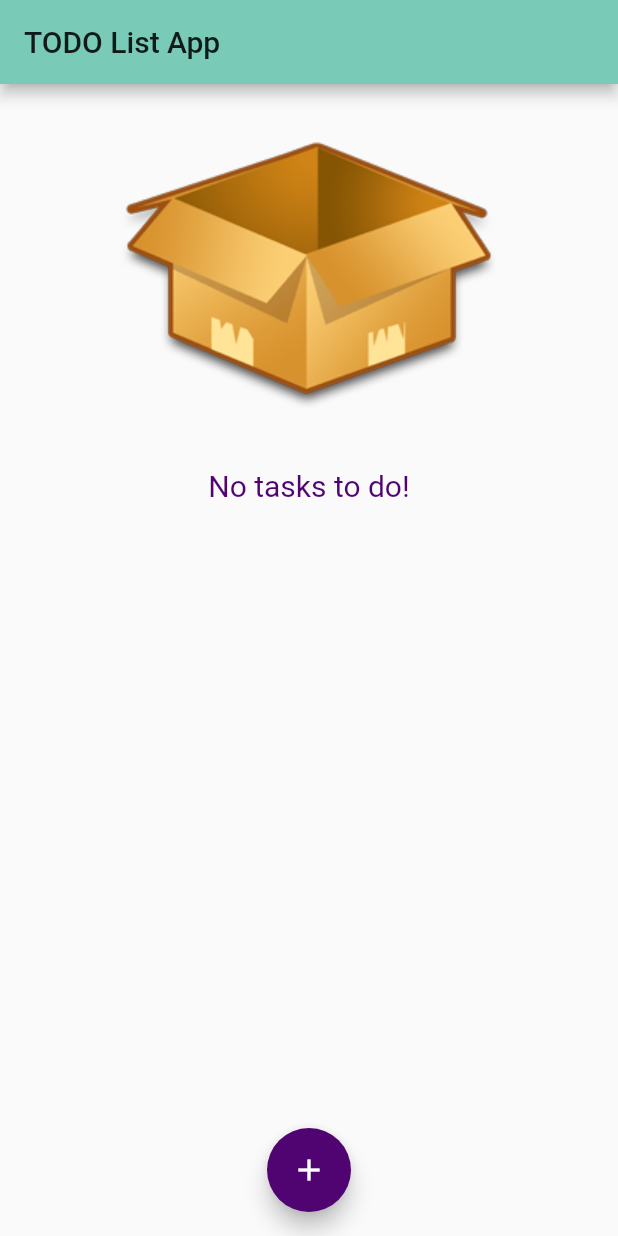
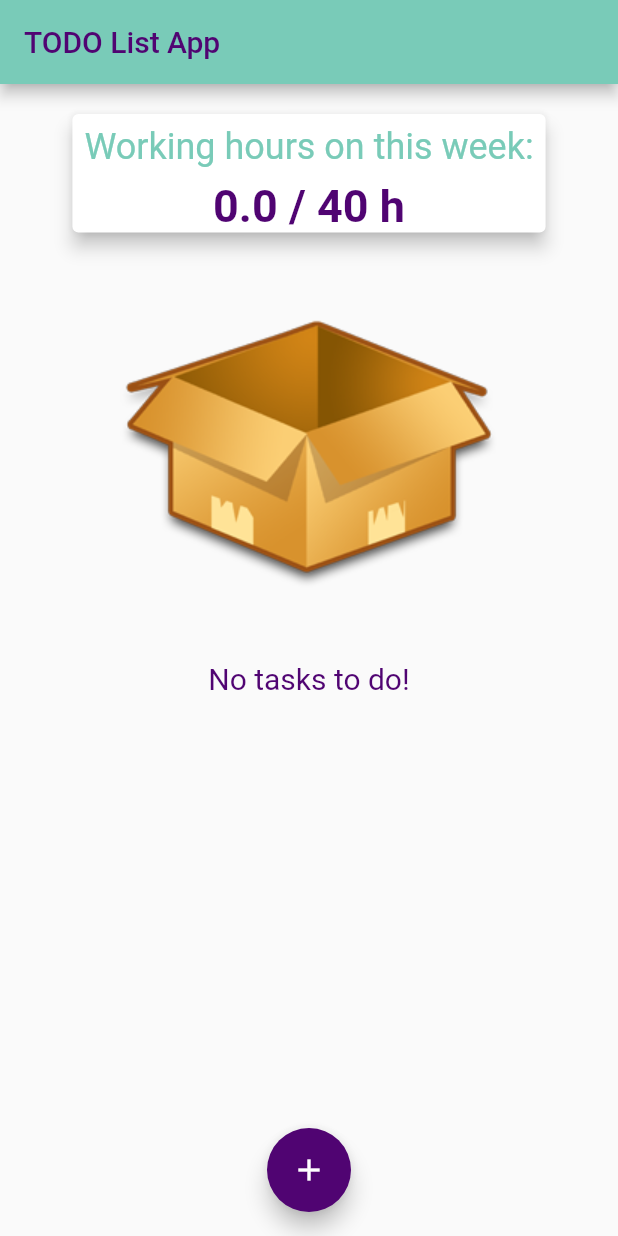
Before and after one commit to norberthanysz/flutterToDoApp, a Flutter app: the screen it shows after launch, on a phone screen of 412 x 824 dp. Run offline on Flutter 3.47's test engine with Material 2 defaults, Android fonts, the phone set to English and light mode, and no system bars.

Commit message:
0.3.0 ver - add summary

```diff
--- a/lib/main.dart
+++ b/lib/main.dart
@@ -1,5 +1,6 @@
 import 'package:flutter/material.dart';
 
+import './widgets/summary.dart';
 import './widgets/tasksList.dart';
 import './widgets/newTask.dart';
 import './models/task.dart';
@@ -71,10 +72,16 @@ class _MyHomePageState extends State<MyHomePage> {
   Widget build(BuildContext context) {
     return Scaffold(
       appBar: AppBar(
-        title: Text("TODO List App"),
+        title: Text(
+          "TODO List App",
+          style: TextStyle(
+            color: Theme.of(context).accentColor,
+          ),
+        ),
       ),
       body: Column(
         children: <Widget>[
+          Summary(_tasks),
           TasksList(_tasks),
         ],
       ),
--- /dev/null
+++ b/lib/widgets/summary.dart
@@ -0,0 +1,55 @@
+import 'package:flutter/material.dart';
+
+import '../models/task.dart';
+
+class Summary extends StatelessWidget {
+  List<Task> _tasks;
+
+  Summary(this._tasks);
+
+  double get workingHours {
+    double totalHours = 0;
+
+    for (var i = 0; i < _tasks.length; i++) {
+      if ((_tasks[i].date.day >= DateTime.now().day &&
+              _tasks[i].date.day <= (DateTime.now().day + 5)) &&
+          _tasks[i].date.month == DateTime.now().month &&
+          _tasks[i].date.year == DateTime.now().year) {
+        totalHours += _tasks[i].time;
+      }
+    }
+    return totalHours;
+  }
+
+  @override
+  Widget build(BuildContext context) {
+    return Card(
+      elevation: 5,
+      margin: EdgeInsets.all(20),
+      child: Column(
+        children: <Widget>[
+          Padding(
+            padding: const EdgeInsets.all(8.0),
+            child: Text(
+              "Working hours on this week:",
+              textAlign: TextAlign.center,
+              style: TextStyle(
+                color: Theme.of(context).primaryColor,
+                fontSize: 24,
+              ),
+            ),
+          ),
+          Text(
+            "$workingHours / 40 h",
+            textAlign: TextAlign.center,
+            style: TextStyle(
+              color: Theme.of(context).accentColor,
+              fontSize: 30,
+              fontWeight: FontWeight.bold,
+            ),
+          ),
+        ],
+      ),
+    );
+  }
+}
```
Also changed, not shown: lib/widgets/tasksList.dart (+25 -16 lines).
